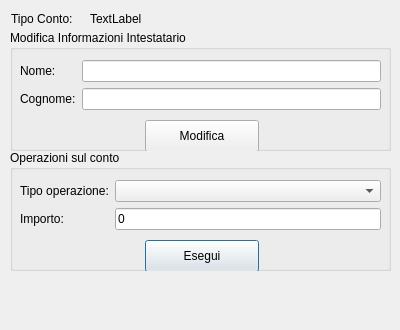
Before: the Qt Designer form dialogeditaccount.ui in acavestro/qDB, drawn with Qt 5.
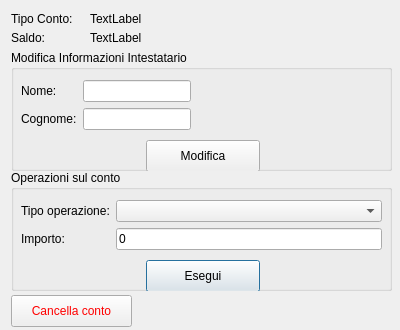
After: the same form once the commit is applied.

```diff
--- a/dialogeditaccount.ui
+++ b/dialogeditaccount.ui
@@ -10,14 +10,32 @@
     <height>330</height>
    </rect>
   </property>
+  <property name="minimumSize">
+   <size>
+    <width>400</width>
+    <height>330</height>
+   </size>
+  </property>
+  <property name="maximumSize">
+   <size>
+    <width>400</width>
+    <height>330</height>
+   </size>
+  </property>
   <property name="windowTitle">
    <string>Modifica Conto</string>
   </property>
+  <property name="sizeGripEnabled">
+   <bool>false</bool>
+  </property>
+  <property name="modal">
+   <bool>false</bool>
+  </property>
   <widget class="QGroupBox" name="grpBoxOperations">
    <property name="geometry">
     <rect>
-     <x>10</x>
-     <y>150</y>
+     <x>11</x>
+     <y>170</y>
      <width>381</width>
      <height>121</height>
     </rect>
@@ -78,8 +96,8 @@
   <widget class="QGroupBox" name="grpEditInfo">
    <property name="geometry">
     <rect>
-     <x>10</x>
-     <y>30</y>
+     <x>11</x>
+     <y>50</y>
      <width>381</width>
      <height>121</height>
     </rect>
@@ -97,6 +115,9 @@
      </rect>
     </property>
     <layout class="QFormLayout" name="formLayout">
+     <property name="fieldGrowthPolicy">
+      <enum>QFormLayout::FieldsStayAtSizeHint</enum>
+     </property>
      <item row="0" column="0">
       <widget class="QLabel" name="lbInfoName">
        <property name="text">
@@ -159,6 +180,51 @@
     <string>TextLabel</string>
    </property>
   </widget>
+  <widget class="QLabel" name="lblInfoBalance">
+   <property name="geometry">
+    <rect>
+     <x>11</x>
+     <y>30</y>
+     <width>71</width>
+     <height>16</height>
+    </rect>
+   </property>
+   <property name="text">
+    <string>Saldo:</string>
+   </property>
+  </widget>
+  <widget class="QLabel" name="lblBalance">
+   <property name="geometry">
+    <rect>
+     <x>90</x>
+     <y>30</y>
+     <width>62</width>
+     <height>16</height>
+    </rect>
+   </property>
+   <property name="text">
+    <string>TextLabel</string>
+   </property>
+  </widget>
+  <widget class="QPushButton" name="btnDeleteAccount">
+   <property name="geometry">
+    <rect>
+     <x>11</x>
+     <y>295</y>
+     <width>121</width>
+     <height>32</height>
+    </rect>
+   </property>
+   <property name="autoFillBackground">
+    <bool>false</bool>
+   </property>
+   <property name="styleSheet">
+    <string notr="true">color:red;</string>
+   </property>
+   <property name="text">
+    <string>Cancella conto</string>
+   </property>
+  </widget>
  </widget>
  <tabstops>
   <tabstop>txtEditName</tabstop>
```
Left out of the diff: 3 changed lines with no effect on the pictures.
